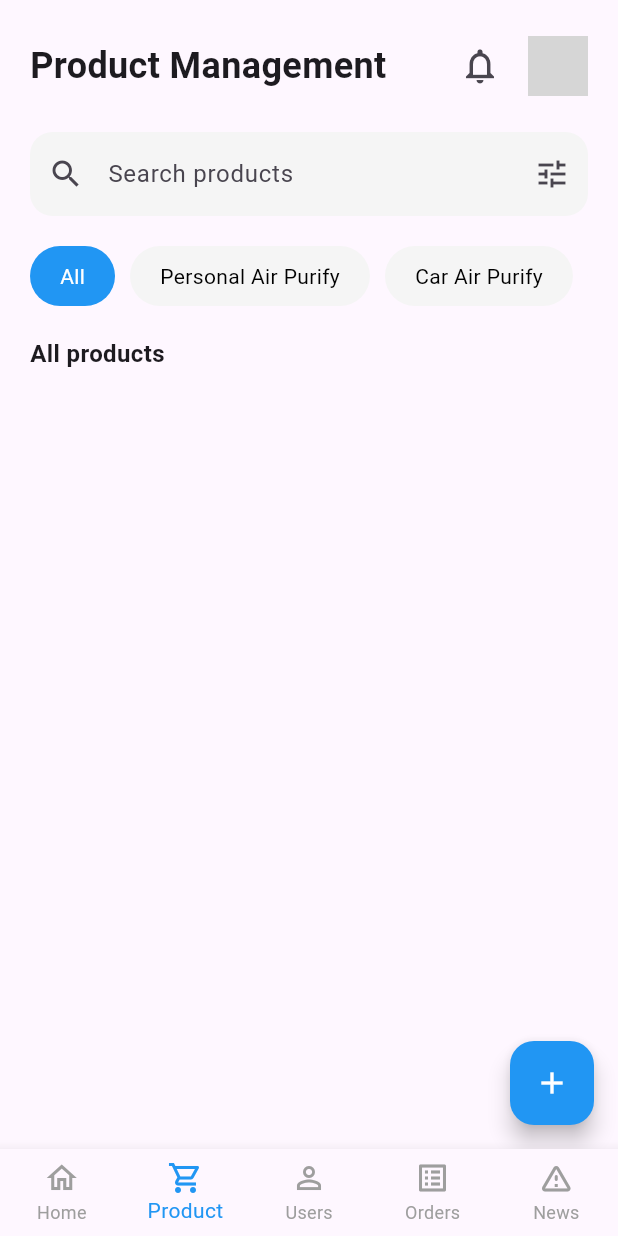
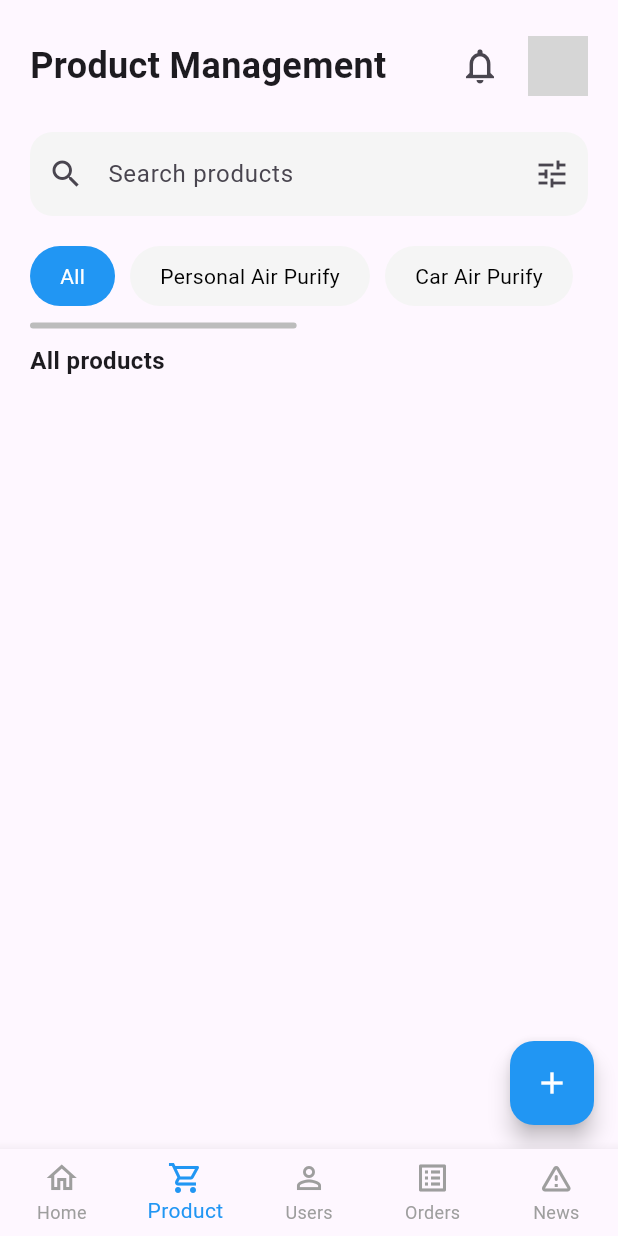
Before and after one commit to Saksit-Jittasopee/ITDS283-IKillAir-6787015-6787077, a Flutter app: the screen it shows after launch, item 2 of the bottom bar chosen, on a phone screen of 412 x 824 dp. Run offline on Flutter 3.47's test engine with Material 3 defaults, Android fonts, the phone set to English and light mode, and no system bars; our stand-ins replace flutter_dotenv, geolocator, image_picker; network calls fail; grey boxes are pictures that could not be loaded.

Commit message:
fix product category tab

```diff
--- a/lib/adminPages/adminProduct.dart
+++ b/lib/adminPages/adminProduct.dart
@@ -16,13 +16,20 @@ class AdminProduct extends StatefulWidget {
 
 class _AdminProductState extends State<AdminProduct> {
   List<dynamic> _allProducts = [];
+  final ScrollController _categoryScrollController = ScrollController();
 
   String baseUrl = Platform.isAndroid ? 'http://10.0.2.2:3000' : 'http://localhost:3000';
 
   @override
   void initState() {
     super.initState();
-    fetchProducts(''); // ดึงข้อมูลทั้งหมดตอนเปิดหน้ามาครั้งแรก
+    fetchProducts('');
+  }
+
+  @override
+  void dispose() {
+    _categoryScrollController.dispose();
+    super.dispose();
   }
 
   Future<void> fetchProducts(String query) async {
@@ -41,7 +48,6 @@ class _AdminProductState extends State<AdminProduct> {
   @override
   Widget build(BuildContext context) {
     return Scaffold(
-      // นำ backgroundColor: Colors.white ออก เพื่อให้ปรับตาม Theme
       body: SafeArea(
         child: Padding(
           padding: const EdgeInsets.all(20),
@@ -100,8 +106,17 @@ class _AdminProductState extends State<AdminProduct> {
                 ),
               ),
               const SizedBox(height: 20),
-              SingleChildScrollView(
+              Scrollbar(
+                controller: _categoryScrollController,
+                thumbVisibility: true,
+                thickness: 4,
+                radius: const Radius.circular(10),
+                child: Padding(
+                  padding: const EdgeInsets.only(bottom: 15),
+                  child: SingleChildScrollView(
+                    controller: _categoryScrollController,
                     scrollDirection: Axis.horizontal,
+                    physics: const AlwaysScrollableScrollPhysics(),
                     child: Row(
                       children: [
                         _buildCategory('All', true),
@@ -113,7 +128,9 @@ class _AdminProductState extends State<AdminProduct> {
                       ],
                     ),
                   ),
-              const SizedBox(height: 20),
+                ),
+              ),
+              const SizedBox(height: 10),
               const Text('All products', style: TextStyle(fontSize: 16, fontWeight: FontWeight.bold)),
               const SizedBox(height: 10),
               Expanded(
@@ -406,7 +423,7 @@ class _ProductFormPageState extends State<_ProductFormPage> {
                 TextFormField(
                   controller: _nameController,
                   validator: (value) => value == null || value.isEmpty ? 'Please enter product name' : null,
-                  decoration: _buildInputDecoration(hint: 'Enter product name'),
+                  decoration: _buildInputDecoration(hint: 'Enter product name', isDark: isDark),
                 ),
                 const SizedBox(height: 20),
                 _buildFieldLabel('Price (Baht)'),
@@ -418,7 +435,7 @@ class _ProductFormPageState extends State<_ProductFormPage> {
                     if (double.tryParse(value) == null) return 'Please enter a valid number';
                     return null;
                   },
-                  decoration: _buildInputDecoration(hint: 'Enter product price'),
+                  decoration: _buildInputDecoration(hint: 'Enter product price', isDark: isDark),
                 ),
                 const SizedBox(height: 40),
                 SizedBox(
@@ -463,13 +480,12 @@ class _ProductFormPageState extends State<_ProductFormPage> {
     );
   }
 
-  InputDecoration _buildInputDecoration({required String hint}) {
-    bool isDark = Theme.of(context).brightness == Brightness.dark;
+  InputDecoration _buildInputDecoration({required String hint, required bool isDark}) {
     return InputDecoration(
       hintText: hint,
       contentPadding: const EdgeInsets.symmetric(horizontal: 16, vertical: 12),
       border: OutlineInputBorder(borderRadius: BorderRadius.circular(12), borderSide: const BorderSide(color: Colors.grey)),
-      enabledBorder: OutlineInputBorder(borderRadius: BorderRadius.circular(12), borderSide: BorderSide(color: Colors.grey.shade300)),
+      enabledBorder: OutlineInputBorder(borderRadius: BorderRadius.circular(12), borderSide: BorderSide(color: isDark ? Colors.grey.shade700 : Colors.grey.shade300)),
     );
   }
 }
```
Also changed, not shown: lib/pages/productScreen.dart (+23 -4 lines). Lines whose indentation alone changed are shown as unchanged.
